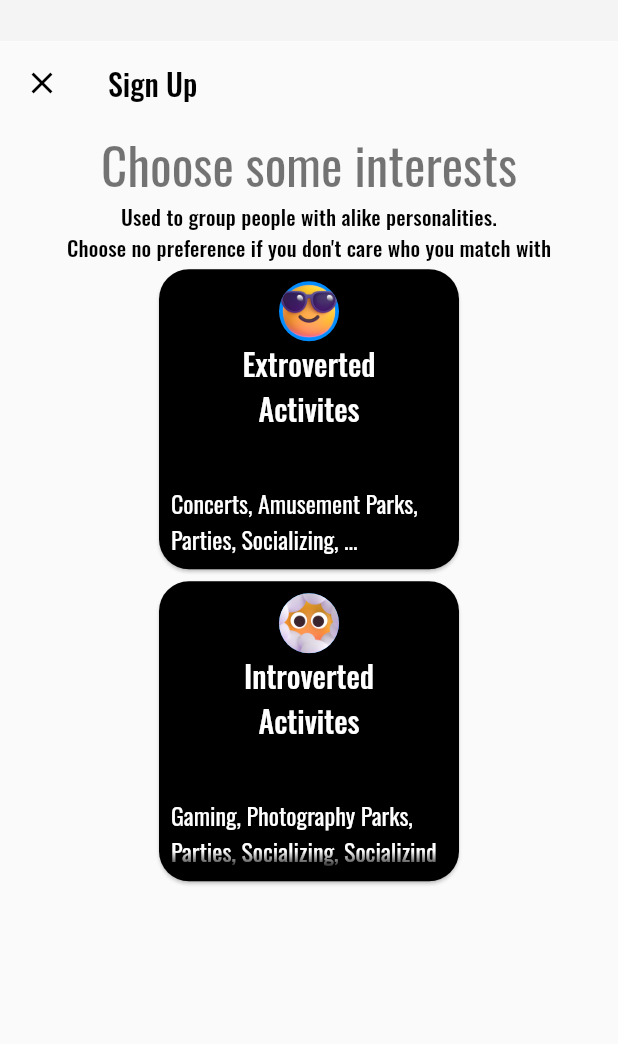
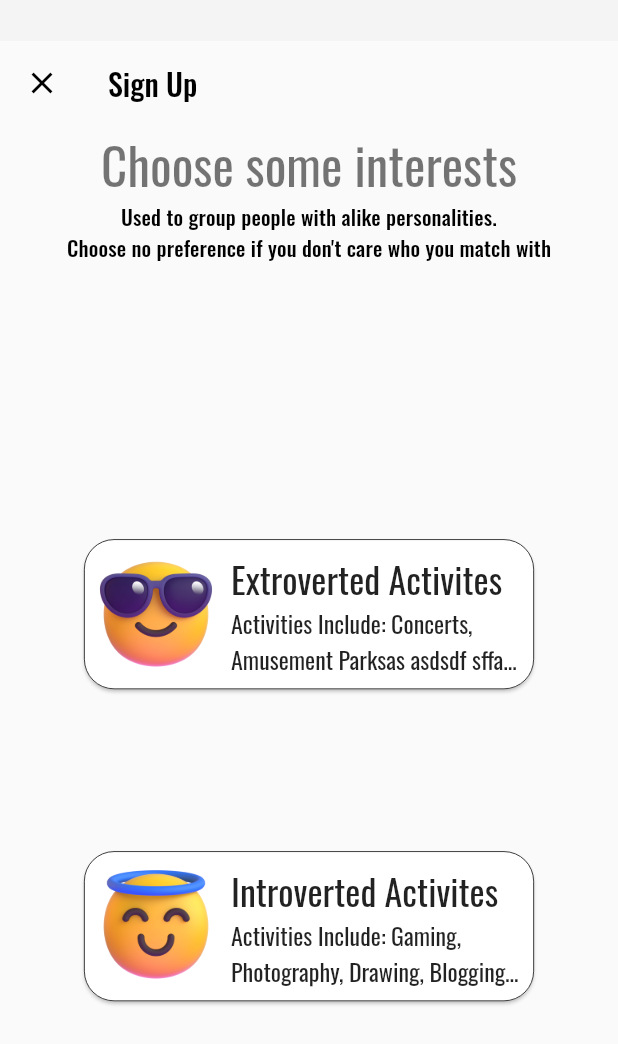
Before and after one commit to danielmc02/coast_link, a Flutter app: the screen it shows after launch, scrolled down 576 dp, on a phone screen of 412 x 824 dp. Shown: the top 1044 px of the screen. Run offline on Flutter 3.47's test engine with Material 2 defaults, Android fonts, the phone set to English and light mode, and no system bars; our stand-ins replace animated_text_kit, cloud_firestore, firebase_auth, firebase_core, flutter_map, google_fonts and 2 more; accounts and stored records are empty.

Commit message:
Push to School Computer

```diff
--- a/lib/main.dart
+++ b/lib/main.dart
@@ -30,9 +30,9 @@
           headline2: GoogleFonts.oswald(fontStyle: FontStyle.normal,fontSize: 60,fontWeight: FontWeight.w300),
           headline3: GoogleFonts.oswald(fontStyle: FontStyle.normal,fontSize: 48,fontWeight: FontWeight.w400),
           headline4: GoogleFonts.oswald(fontStyle: FontStyle.normal,fontSize: 34,fontWeight: FontWeight.w400),
-          headline5: GoogleFonts.oswald(fontStyle: FontStyle.normal,fontSize: 24,fontWeight: FontWeight.w400),
-          headline6: GoogleFonts.oswald(fontStyle: FontStyle.normal,fontSize: 20,fontWeight: FontWeight.w500,color: Theme.of(context).colorScheme.onPrimary),
-          subtitle1: GoogleFonts.oswald(fontStyle: FontStyle.normal,fontSize: 16,fontWeight: FontWeight.w400,color: Theme.of(context).colorScheme.onPrimary),
+          headline5: GoogleFonts.oswald(fontStyle: FontStyle.normal,fontSize: 24,fontWeight: FontWeight.w400,),
+          headline6: GoogleFonts.oswald(fontStyle: FontStyle.normal,fontSize: 20,fontWeight: FontWeight.w500),
+          subtitle1: GoogleFonts.oswald(fontStyle: FontStyle.normal,fontSize: 16,fontWeight: FontWeight.w400),
           subtitle2: GoogleFonts.oswald(fontStyle: FontStyle.normal,fontSize: 14,fontWeight: FontWeight.w500),
           bodyText1: GoogleFonts.oswald(fontStyle: FontStyle.normal,fontSize: 26,fontWeight: FontWeight.w300)
           //TextStyle(fontSize: 16,fontWeight: FontWeight.w300, fontFamily: GoogleFonts.oswald(),color: Theme.of(context).colorScheme.onPrimary),
--- a/lib/screens/home_screen/pages/explore_page.dart
+++ b/lib/screens/home_screen/pages/explore_page.dart
@@ -67,7 +67,7 @@ class MapPage extends StatelessWidget {
             ),
           )*/
         SlidingUpPanel(
-          minHeight: 80,
+          minHeight: 60,
           panel: Padding(
             padding: const EdgeInsets.all(8.0),
             child: Column(
@@ -100,6 +100,15 @@ class MapPage extends StatelessWidget {
           ),
           borderRadius: const BorderRadius.only(
               topLeft: Radius.circular(20), topRight: Radius.circular(20)),
+        ),
+        SafeArea(
+          top: true,
+          child: Row(mainAxisSize: MainAxisSize.max,children: [
+            Padding(
+              padding: const EdgeInsets.all(8.0),
+              child: CircleAvatar(radius: 30,child: Icon(Icons.menu,size:30),backgroundColor: Color.fromARGB(127, 255, 255, 255),),
+            )
+          ],),
         )
       ],
     );
--- a/lib/screens/intro_screen/sign_up_container.dart
+++ b/lib/screens/intro_screen/sign_up_container.dart
@@ -57,10 +57,15 @@ class _SignUpPageState extends State<SignUpPage> {
                        FittedBox(child: Text("Choose some interests",style: Theme.of(context).textTheme.headline4,)),
                        FittedBox(child: Text(textAlign:TextAlign.center,"Used to group people with alike personalities.\nChoose no preference if you don't care who you match with",style: Theme.of(context).textTheme.subtitle2,)),
                       //TextButton( onPressed: () => algo.getCategories(),child: const Text("Click Me"))
-                      Wrap(
-                        direction: Axis.horizontal,
-
-                        children: [ExtrovertedActivites(),IntrovertedActivites()],
+                      Expanded(
+                        child: Center(
+                          child: Wrap(
+                            direction: Axis.horizontal,
+                            runSpacing: 100,
+                            children: [ExtrovertedActivites(),IntrovertedActivites()
+                            ],
+                          ),
+                        ),
                       )
                     ],
                   ),
@@ -69,8 +74,15 @@ class _SignUpPageState extends State<SignUpPage> {
                     crossAxisAlignment: CrossAxisAlignment.center,
                     mainAxisSize: MainAxisSize.max,
                     children: [
-                    FittedBox(child: Text("Choose some hobbies",style: Theme.of(context).textTheme.headline4,)),
-                      Wrap(),
+                    FittedBox(child: Text( algo.ExtrovertedActivitesCard ? "Choose some hobbies" : algo.IntrovertedActivitesCard ? "Choose some hobbies" : "None were chosen"
+                    ,style: Theme.of(context).textTheme.headline4,)),
+                      Wrap(
+                        children: [
+                          if(algo.ExtrovertedActivitesCard) Text("Extroverted chips")
+                          else if (algo.IntrovertedActivitesCard) Text("Introverted chips")
+                          else Text("None Was Chosen")
+                        ],
+                      ),
                       Container(color: Colors.red,height: 20,)
                     ],
                   ),
--- a/lib/screens/intro_screen/sign_up_screen/components/activity_card.dart
+++ b/lib/screens/intro_screen/sign_up_screen/components/activity_card.dart
@@ -1,39 +1,67 @@
+import 'package:coast_link/state_providers/intro_state_provider.dart';
 import 'package:flutter/material.dart';
+import 'package:provider/provider.dart';
 
 class ExtrovertedActivites extends StatelessWidget {
   const ExtrovertedActivites({super.key});
 
   @override
   Widget build(BuildContext context) {
-    return Material(
+    return Consumer<IntroState>(
+      builder: (context, algo, child) =>  Material(
         shape: RoundedRectangleBorder(borderRadius: BorderRadius.circular(20)),
         child: Card(
-        color: Colors.black,
+          color: algo.ExtrovertedActivitesCard ? Colors.blue : Colors.white,
           //Theme.of(context).colorScheme.primary,
           shape: RoundedRectangleBorder(
+
+            side: BorderSide(color: Colors.black,width: .5),
             borderRadius: BorderRadius.circular(20),
           ),
           child: InkWell(
             borderRadius: BorderRadius.circular(20),
-          onTap: () {},
+            onTap: () {
+              algo.choseExtroverted();
+            },
             child: Ink(
-             width: 200,
-            height: 200,
+              width: 300,
+              height: 100,
               decoration: BoxDecoration(borderRadius: BorderRadius.circular(20)),
               child: Padding(
                 padding: const EdgeInsets.all(8.0),
-              child: Column(children: [
+                child: Row(mainAxisSize: MainAxisSize.max, children: [
                    CircleAvatar(
-                  backgroundColor: Theme.of(context).colorScheme.secondary,
-                  backgroundImage: AssetImage('assets/emoji_faces/smiling-face-with-sunglasses.png'),
+                    child: Image.asset('assets/emoji_faces/smiling-face-with-sunglasses.png'),
+                    radius: 40,
+                    backgroundColor: Colors.transparent,
+                   // backgroundImage: AssetImage(
+                      //  'assets/emoji_faces/smiling-face-with-sunglasses.png'),
                   ),
+                  const SizedBox(width: 10,),
+                  Expanded(
+                    child: Column(
+                      mainAxisSize: MainAxisSize.max,
+                      //mainAxisAlignment: MainAxisAlignment.center,
+                      crossAxisAlignment: CrossAxisAlignment.start,
+                      children: [
+                        FittedBox(child: Text(
+                            textAlign: TextAlign.center,
+                            "Extroverted Activites",
+                            style: Theme.of(context).textTheme.headline5,
+                          )),
                           Text(
-                  textAlign: TextAlign.center,
-                  "Extroverted\nActivites",
-                  style: Theme.of(context).textTheme.headline6,
-                ), Spacer(),
-                Text("Concerts, Amusement Parks, Parties, Socializing, ...",style: Theme.of(context).textTheme.subtitle1,)
+
+                          "Activities Include: Concerts,\nAmusement Parksas asdsdf sffasd fdfasdfasdfs  ",
+                          style: Theme.of(context).textTheme.subtitle1,
+                          overflow: TextOverflow.ellipsis,
+                          maxLines: 2,
+                          ),
+
+                      ],
+                    ),
+                  )
                 ]),
+              ),
             ),
           ),
         ),
@@ -42,41 +70,66 @@ class ExtrovertedActivites extends StatelessWidget {
   }
 }
 
-
 class IntrovertedActivites extends StatelessWidget {
   const IntrovertedActivites({super.key});
 
   @override
   Widget build(BuildContext context) {
-    return Material(
+    return Consumer<IntroState>(
+      builder: (context, algo, child) => Material(
         shape: RoundedRectangleBorder(borderRadius: BorderRadius.circular(20)),
         child: Card(
-        color: Colors.black,
+           color: algo.IntrovertedActivitesCard ? Colors.blue : Colors.white,
+
           //Theme.of(context).colorScheme.primary,
           shape: RoundedRectangleBorder(
+            side: BorderSide(color: Colors.black,width: .5),
             borderRadius: BorderRadius.circular(20),
           ),
           child: InkWell(
             borderRadius: BorderRadius.circular(20),
-          onTap: () {},
+            onTap: () {
+              algo.choseIntroverted();
+            },
             child: Ink(
-             width: 200,
-            height: 200,
+              width: 300,
+              height: 100,
               decoration: BoxDecoration(borderRadius: BorderRadius.circular(20)),
               child: Padding(
                 padding: const EdgeInsets.all(8.0),
-              child: Column(children: [
+                child: Row(mainAxisSize: MainAxisSize.max, children: [
                    CircleAvatar(
-                  backgroundColor: Theme.of(context).colorScheme.secondary,
-                  backgroundImage: AssetImage('assets/emoji_faces/face-in-clouds.png'),
+                    radius: 40,
+                    child: Image.asset("assets/emoji_faces/smiling-face-with-halo.png"),
+                    backgroundColor: Colors.transparent,
+                    //backgroundImage: AssetImage(
+                     //   'assets/emoji_faces/smiling-face-with-halo.png'),
                   ),
+                  const SizedBox(width: 10,),
+                  Expanded(
+                    child: Column(
+                      mainAxisSize: MainAxisSize.max,
+                      //mainAxisAlignment: MainAxisAlignment.center,
+                      crossAxisAlignment: CrossAxisAlignment.start,
+                      children: [
+                        FittedBox(child: Text(
+                            textAlign: TextAlign.center,
+                            "Introverted Activites",
+                            style: Theme.of(context).textTheme.headline5,
+                          )),
                           Text(
-                  textAlign: TextAlign.center,
-                  "Introverted\nActivites",
-                  style: Theme.of(context).textTheme.headline6,
-                ), Spacer(),
-                Text(maxLines: 2,overflow:TextOverflow.fade,"Gaming, Photography Parks, Parties, Socializing, SocializinddSocializinddSocializinddSocializinddSocializindd",style: Theme.of(context).textTheme.subtitle1,)
+
+                          "Activities Include: Gaming,\nPhotography, Drawing, Blogging, Writing, Cooking, Gardening, DIY ",
+                          style: Theme.of(context).textTheme.subtitle1,
+                          overflow: TextOverflow.ellipsis,
+                          maxLines: 2,
+                          ),
+
+                      ],
+                    ),
+                  )
                 ]),
+              ),
             ),
           ),
         ),
--- /dev/null
+++ b/lib/screens/intro_screen/sign_up_screen/components/hobby_cards.dart
@@ -0,0 +1,10 @@
+import 'package:flutter/material.dart';
+
+class ExtrovertedChips extends StatelessWidget {
+  const ExtrovertedChips({super.key});
+
+  @override
+  Widget build(BuildContext context) {
+    return ListView.builder(itemBuilder: (context, index) => );
+  }
+}
--- a/lib/services/database/firestore_database.dart
+++ b/lib/services/database/firestore_database.dart
@@ -10,8 +10,8 @@ class FireCloudServices {
     //var mapData = {'name': 'John Doe', 'occupation': 'gardener'};
     //print(mapData.toString());
 
-await _db.collection('categories').add({"categories" : ["partying,athlete","food","painting","traveling"]}).then((value) => print(value.id));
-
+//await _db.collection('categories').add({"categories" : ["partying,athlete","food","painting","traveling"]}).then((value) => print(value.id));
+    _db.collection('extrovertedCategories').doc('X3Re9lhgM8JmEWtJXTMQ').get().then((value) => print(value));
 
     //item.then((value) => value.exists ? _db.collection('ax8XbnlwQNrAWL5owWf8'): print("does not exist"));
    // print()
--- a/lib/state_providers/intro_state_provider.dart
+++ b/lib/state_providers/intro_state_provider.dart
@@ -51,8 +51,23 @@ void getCategories()
 
   // Beggining of Sign Up States
 
-  bool? ExtrovertedActivitesCard;
-  bool? IntrovertedActivitesCard;
+  bool ExtrovertedActivitesCard = false;
+  bool IntrovertedActivitesCard = false;
+
+  void choseExtroverted()
+  {
+    ExtrovertedActivitesCard = true;
+    IntrovertedActivitesCard = false;
+    notifyListeners();
+  }
+  void choseIntroverted()
+  {
+    IntrovertedActivitesCard = true;
+    ExtrovertedActivitesCard = false;
+    notifyListeners();
+  }
+
+
 
 }
 
@@ -84,7 +99,7 @@ class _FirstTitleState extends State<FirstTitle> {
                                             fontSize: 40,
                                             fontWeight: FontWeight.w600,
                                           ),
-                                          "Meet new people",
+                                          "Try new things",
                                           //speed: Duration(milliseconds: 150)
                                           ),
                                       RotateAnimatedText(
@@ -93,7 +108,7 @@ class _FirstTitleState extends State<FirstTitle> {
                                             fontSize: 40,
                                             fontWeight: FontWeight.w600,
                                           ),
-                                          "Try new things",
+                                          "Meet new people",
                                           //speed: Duration(milliseconds: 150)
                                           ),
                                       RotateAnimatedText(
```
Also changed, not shown: assets/emoji_faces/smiling-face-with-halo.png (added). Lines whose indentation alone changed are shown as unchanged.
